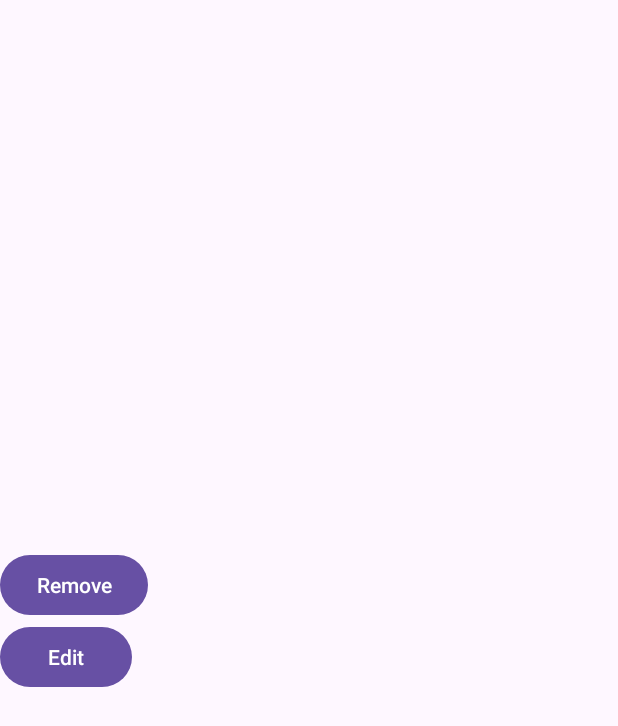
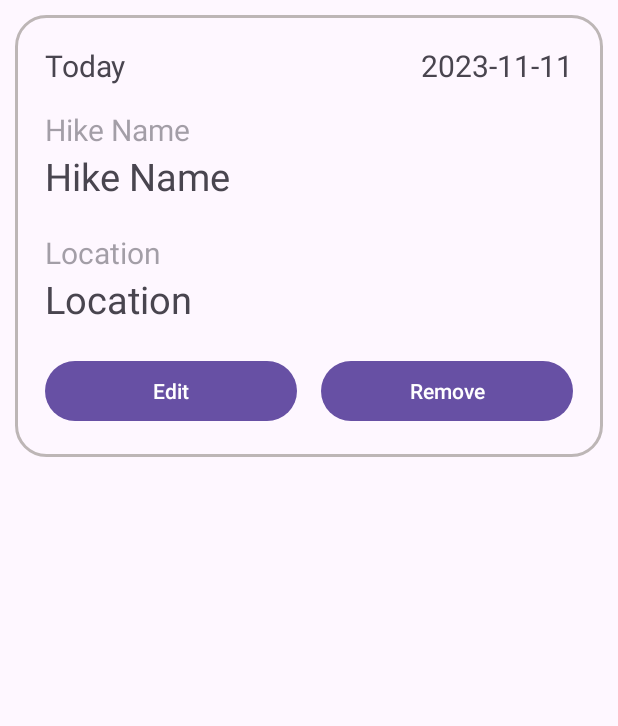
Before and after one commit to SithuSoe153/M-Hike-Hiker-Management-App, an Android app: the layout hike_item.xml on its own in the app's theme, with its tools: preview values and no code run, on a phone screen of 412 x 824 dp. Shown: the top 726 px of the screen. Run offline under Robolectric (Android 15) with nearby library versions, the phone set to English and light mode, and no system bars.

Commit message:
21 home design fix

```diff
--- a/app/src/main/java/com/uog/soemhike/HikeDetailActivity.java
+++ b/app/src/main/java/com/uog/soemhike/HikeDetailActivity.java
@@ -3,6 +3,7 @@ package com.uog.soemhike;
 import androidx.appcompat.app.AlertDialog;
 import androidx.appcompat.app.AppCompatActivity;
 
+import android.content.DialogInterface;
 import android.content.Intent;
 import android.os.Bundle;
 import android.util.Log;
@@ -88,7 +89,17 @@ public class HikeDetailActivity extends AppCompatActivity {
                     new AlertDialog.Builder(HikeDetailActivity.this)
                             .setTitle("Success")
                             .setMessage("Data Saved")
+                            .setPositiveButton("OK", new DialogInterface.OnClickListener() {
+                                public void onClick(DialogInterface dialog, int which) {
+                                    // Add any actions you want to perform when the "OK" button is clicked
+                                    Intent intent = new Intent(getBaseContext(), DatabaseListActivity.class);
+                                    startActivity(intent);
+                                    dialog.dismiss(); // Close the dialog if needed
+                                }
+                            })
                             .show();
+
+
 
                 } else {
                     result =databaseHelper.updateHike(hike);
--- a/app/src/main/java/com/uog/soemhike/adpater/HikeAdapter.java
+++ b/app/src/main/java/com/uog/soemhike/adpater/HikeAdapter.java
@@ -8,6 +8,7 @@ import android.widget.LinearLayout;
 import android.widget.TextView;
 
 import androidx.annotation.NonNull;
+import androidx.constraintlayout.widget.ConstraintLayout;
 import androidx.recyclerview.widget.RecyclerView;
 
 import com.uog.soemhike.R;
@@ -52,14 +53,14 @@ public interface ClickListener{
 
         Hike hike = hikesList.get(position);
         holder.lbl_diff.setText(hike.getTimeDifference());
-        holder.lbl_Id.setText(hike.getId() + "");
+//        holder.lbl_Id.setText(hike.getId() + "");
         holder.lbl_Name.setText(hike.getName());
         holder.lbl_Location.setText(hike.getLocation());
         holder.lbl_Date.setText(hike.getDate());
-        holder.lbl_Parking.setText(hike.getParking() + "");
-        holder.lbl_Length.setText(hike.getLength() + "");
-        holder.lbl_difficulty.setText(hike.getDifficulty() + "");
-        holder.lbl_Description.setText(hike.getDescription() + "");
+//        holder.lbl_Parking.setText(hike.getParking() + "");
+//        holder.lbl_Length.setText(hike.getLength() + "");
+//        holder.lbl_difficulty.setText(hike.getDifficulty() + "");
+//        holder.lbl_Description.setText(hike.getDescription() + "");
 
 
     }
@@ -73,21 +74,21 @@ public interface ClickListener{
 
     TextView lbl_diff,lbl_Id, lbl_Name, lbl_Location, lbl_Date, lbl_Parking, lbl_Length, lbl_difficulty, lbl_Description;
     Button btn_Remove, btn_Edit;
-    LinearLayout l_Item;
+    ConstraintLayout l_Item;
 
 
     public ViewHolder(@NonNull View itemView) {
         super(itemView);
 
         lbl_diff = itemView.findViewById(R.id.lbl_diff);
-        lbl_Id = itemView.findViewById(R.id.lbl_Id);
+//        lbl_Id = itemView.findViewById(R.id.lbl_Id);
         lbl_Name = itemView.findViewById(R.id.lbl_Name);
         lbl_Location = itemView.findViewById(R.id.lbl_Location);
         lbl_Date = itemView.findViewById(R.id.lbl_Date);
-        lbl_Parking = itemView.findViewById(R.id.lbl_Parking);
-        lbl_Length = itemView.findViewById(R.id.lbl_Length);
-        lbl_difficulty = itemView.findViewById(R.id.lbl_difficulty);
-        lbl_Description = itemView.findViewById(R.id.lbl_Description);
+//        lbl_Parking = itemView.findViewById(R.id.lbl_Parking);
+//        lbl_Length = itemView.findViewById(R.id.lbl_Length);
+//        lbl_difficulty = itemView.findViewById(R.id.lbl_difficulty);
+//        lbl_Description = itemView.findViewById(R.id.lbl_Description);
 
         btn_Remove = itemView.findViewById(R.id.btn_Remove);
         btn_Edit = itemView.findViewById(R.id.btn_Edit);
--- /dev/null
+++ b/app/src/main/res/drawable/border_background.xml
@@ -0,0 +1,6 @@
+<shape xmlns:android="http://schemas.android.com/apk/res/android">
+    <corners android:radius="20dp" />
+    <stroke
+        android:width="2dp"
+        android:color="#BDB6B6" />
+</shape>
--- a/app/src/main/res/layout/activity_database_list.xml
+++ b/app/src/main/res/layout/activity_database_list.xml
@@ -1,10 +1,10 @@
 <?xml version="1.0" encoding="utf-8"?>
-<androidx.constraintlayout.widget.ConstraintLayout
-    xmlns:android="http://schemas.android.com/apk/res/android"
+<androidx.constraintlayout.widget.ConstraintLayout xmlns:android="http://schemas.android.com/apk/res/android"
+    xmlns:app="http://schemas.android.com/apk/res-auto"
     xmlns:tools="http://schemas.android.com/tools"
-    xmlns:app="http://schemas.android.com/apk/res-auto"
     android:layout_width="match_parent"
     android:layout_height="match_parent"
+    android:layout_margin="10dp"
     tools:context=".activity.DatabaseListActivity">
 
 
@@ -12,7 +12,10 @@
       android:id="@+id/linearLayout"
       android:layout_width="match_parent"
       android:layout_height="wrap_content"
-      android:orientation="horizontal">
+      android:orientation="horizontal"
+      app:layout_constraintEnd_toEndOf="parent"
+      app:layout_constraintStart_toStartOf="parent"
+      app:layout_constraintTop_toTopOf="parent">
 
     <EditText
         android:id="@+id/textView"
@@ -21,17 +24,36 @@
         android:layout_weight="1"
         android:hint="Search" />
 
-    <Button
-        android:id="@+id/button"
-        android:layout_width="wrap_content"
-        android:layout_height="wrap_content"
-        android:text="Search" />
+
+
+  </LinearLayout>
+
+  <LinearLayout
+      android:id="@+id/ll1"
+      android:layout_width="match_parent"
+      android:layout_height="wrap_content"
+
+      app:layout_constraintEnd_toEndOf="parent"
+      app:layout_constraintStart_toStartOf="parent"
+      app:layout_constraintTop_toBottomOf="@+id/linearLayout">
+
+
 
     <Button
         android:id="@+id/btn_AdvSearch"
         android:layout_width="wrap_content"
         android:layout_height="wrap_content"
-        android:text="Button" />
+        android:layout_weight="1"
+        android:layout_marginRight="8dp"
+        android:text="Advance Search" />
+
+    <Button
+        android:id="@+id/button"
+        android:layout_width="wrap_content"
+        android:layout_height="wrap_content"
+        android:layout_weight="1"
+        android:layout_marginLeft="8dp"
+        android:text="Search" />
 
 
   </LinearLayout>
@@ -42,8 +64,8 @@
       android:layout_height="wrap_content"
       android:layout_gravity="center"
       android:text="Press 'Add' button to add new Hikes!"
+      android:textAlignment="center"
       android:textSize="25sp"
-      android:textAlignment="center"
       android:textStyle="bold"
       app:layout_constraintBottom_toBottomOf="parent"
       app:layout_constraintEnd_toEndOf="@+id/coordinatorLayout"
@@ -57,9 +79,8 @@
       android:id="@+id/RecyclerView"
       android:layout_width="match_parent"
       android:layout_height="wrap_content"
-
-      app:layout_constraintTop_toBottomOf="@+id/linearLayout"
-
+      app:layout_constraintHeight_default="spread"
+      app:layout_constraintTop_toBottomOf="@+id/ll1"
 
       />
 
--- a/app/src/main/res/layout/hike_item.xml
+++ b/app/src/main/res/layout/hike_item.xml
@@ -1,114 +1,106 @@
 <?xml version="1.0" encoding="utf-8"?>
-<LinearLayout
+<androidx.constraintlayout.widget.ConstraintLayout xmlns:android="http://schemas.android.com/apk/res/android"
+    xmlns:app="http://schemas.android.com/apk/res-auto"
     android:id="@+id/l_Item"
-    xmlns:android="http://schemas.android.com/apk/res/android"
     android:layout_width="match_parent"
     android:layout_height="wrap_content"
-    android:orientation="vertical">
+    android:layout_margin="10dp"
+    android:layout_marginTop="15dp"
+    android:padding="20dp"
+    android:background="@drawable/border_background"
+    >
 
     <TextView
         android:id="@+id/lbl_diff"
-        android:textSize="30sp"
+        android:layout_width="wrap_content"
+        android:layout_height="wrap_content"
+        android:text="Today"
+        android:textSize="20sp"
 
-        android:layout_width="wrap_content"
-        android:layout_height="match_parent"
+        app:layout_constraintStart_toStartOf="parent"
+        app:layout_constraintTop_toTopOf="parent" />
 
-        />
 
     <TextView
-        android:id="@+id/lbl_Id"
-        android:textSize="30sp"
+        android:id="@+id/lbl_Date"
+        android:layout_width="wrap_content"
+        android:layout_height="wrap_content"
+        android:text="2023-11-11"
+        android:textSize="20sp"
 
+        app:layout_constraintEnd_toEndOf="parent"
+        app:layout_constraintTop_toTopOf="parent" />
+
+
+    <TextView
+        android:id="@+id/lbl_Namet"
         android:layout_width="wrap_content"
-        android:layout_height="match_parent"
+        android:layout_height="wrap_content"
+        android:alpha="0.5"
+        android:layout_marginTop="15dp"
+        android:text="Hike Name"
+        android:textSize="20sp"
 
-        />
+        app:layout_constraintStart_toStartOf="parent"
+        app:layout_constraintTop_toBottomOf="@+id/lbl_diff" />
 
     <TextView
         android:id="@+id/lbl_Name"
-        android:textSize="30sp"
+        android:layout_width="wrap_content"
+        android:layout_height="wrap_content"
 
+        android:text="Hike Name"
+        android:textSize="25sp"
+        app:layout_constraintStart_toStartOf="parent"
+        app:layout_constraintTop_toBottomOf="@+id/lbl_Namet" />
+
+    <TextView
+        android:id="@+id/lbl_Locationtt"
         android:layout_width="wrap_content"
-        android:layout_height="match_parent"
+        android:layout_height="wrap_content"
+        android:layout_marginTop="20dp"
+        android:alpha="0.5"
+        android:text="Location"
+        android:textSize="20sp"
 
-        />
+        app:layout_constraintStart_toStartOf="parent"
+        app:layout_constraintTop_toBottomOf="@+id/lbl_Name" />
 
     <TextView
         android:id="@+id/lbl_Location"
-        android:textSize="30sp"
+        android:layout_width="wrap_content"
+        android:layout_height="wrap_content"
+        android:text="Location"
+        android:textSize="25sp"
+        app:layout_constraintStart_toStartOf="parent"
+        app:layout_constraintTop_toBottomOf="@+id/lbl_Locationtt" />
 
-        android:layout_width="wrap_content"
-        android:layout_height="match_parent"
+    <LinearLayout
+        android:layout_width="match_parent"
+        android:layout_height="wrap_content"
+        android:gravity="center"
+        android:orientation="horizontal"
+        android:layout_marginTop="20dp"
+        app:layout_constraintTop_toBottomOf="@+id/lbl_Location">
 
-        />
+        <Button
+            android:id="@+id/btn_Edit"
+            android:layout_width="0dp"
+            android:layout_height="wrap_content"
+            android:layout_weight="1"
+            android:text="Edit"
+            android:layout_marginRight="8dp"
+            />
 
-    <TextView
-        android:id="@+id/lbl_Date"
-        android:textSize="30sp"
+        <Button
+            android:id="@+id/btn_Remove"
+            android:layout_width="0dp"
+            android:layout_height="wrap_content"
+            android:layout_weight="1"
+            android:text="Remove"
+            android:layout_marginLeft="8dp"/>
 
-        android:layout_width="wrap_content"
-        android:layout_height="match_parent"
-
-        />
-
-    <TextView
-        android:id="@+id/lbl_Parking"
-        android:textSize="30sp"
-
-        android:layout_width="wrap_content"
-        android:layout_height="match_parent"
-
-        />
-
-    <TextView
-        android:id="@+id/lbl_Length"
-        android:textSize="30sp"
-
-        android:layout_width="wrap_content"
-        android:layout_height="match_parent"
-
-        />
-
-    <TextView
-        android:id="@+id/lbl_difficulty"
-        android:textSize="30sp"
-
-        android:layout_width="wrap_content"
-        android:layout_height="match_parent"
-
-        />
-
-    <TextView
-        android:id="@+id/lbl_Description"
-        android:textSize="30sp"
-
-        android:layout_width="wrap_content"
-        android:layout_height="match_parent"
-
-        />
+    </LinearLayout>
 
 
-    <Button
-        android:id="@+id/btn_Remove"
-        android:layout_width="wrap_content"
-        android:layout_height="wrap_content"
-        android:text="Remove"
-
-        />
-
-    <Button
-        android:id="@+id/btn_Edit"
-        android:layout_width="wrap_content"
-        android:layout_height="wrap_content"
-        android:text="Edit"
-
-        />
-
-    <TextView
-        android:textSize="30sp"
-        android:layout_width="wrap_content"
-        android:layout_height="match_parent"
-
-        />
-
-</LinearLayout>
+</androidx.constraintlayout.widget.ConstraintLayout>
```
